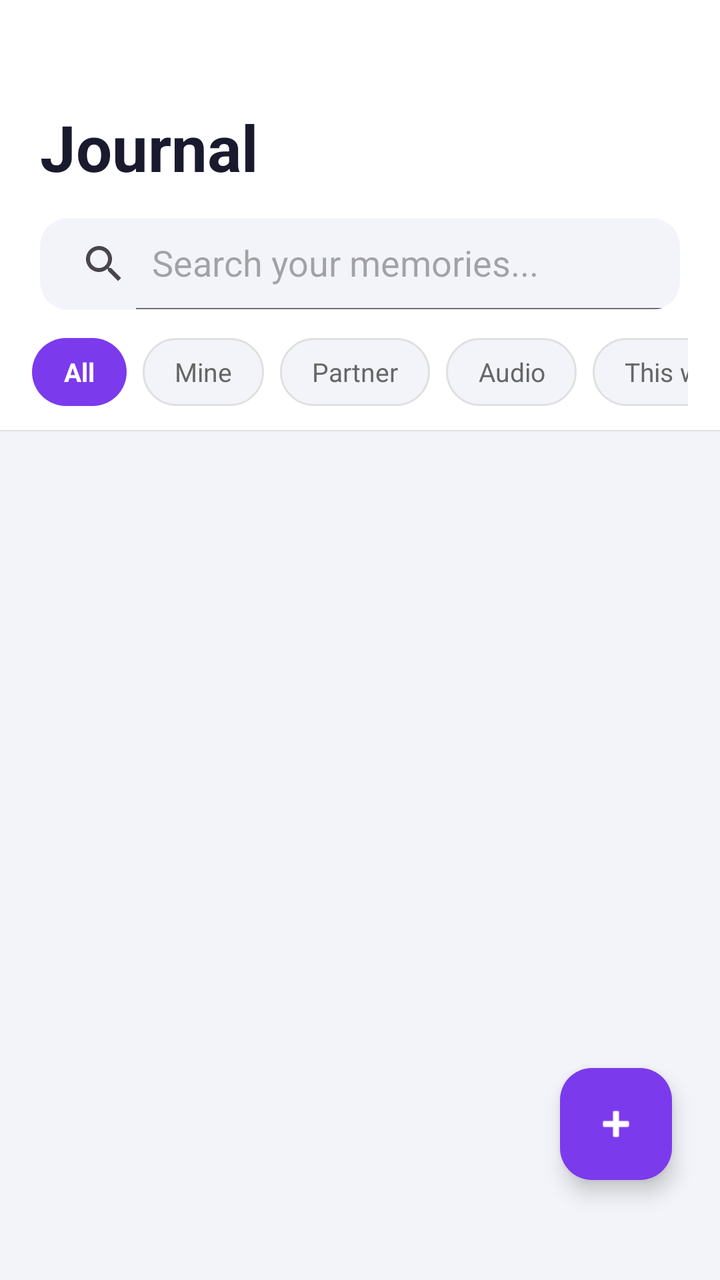
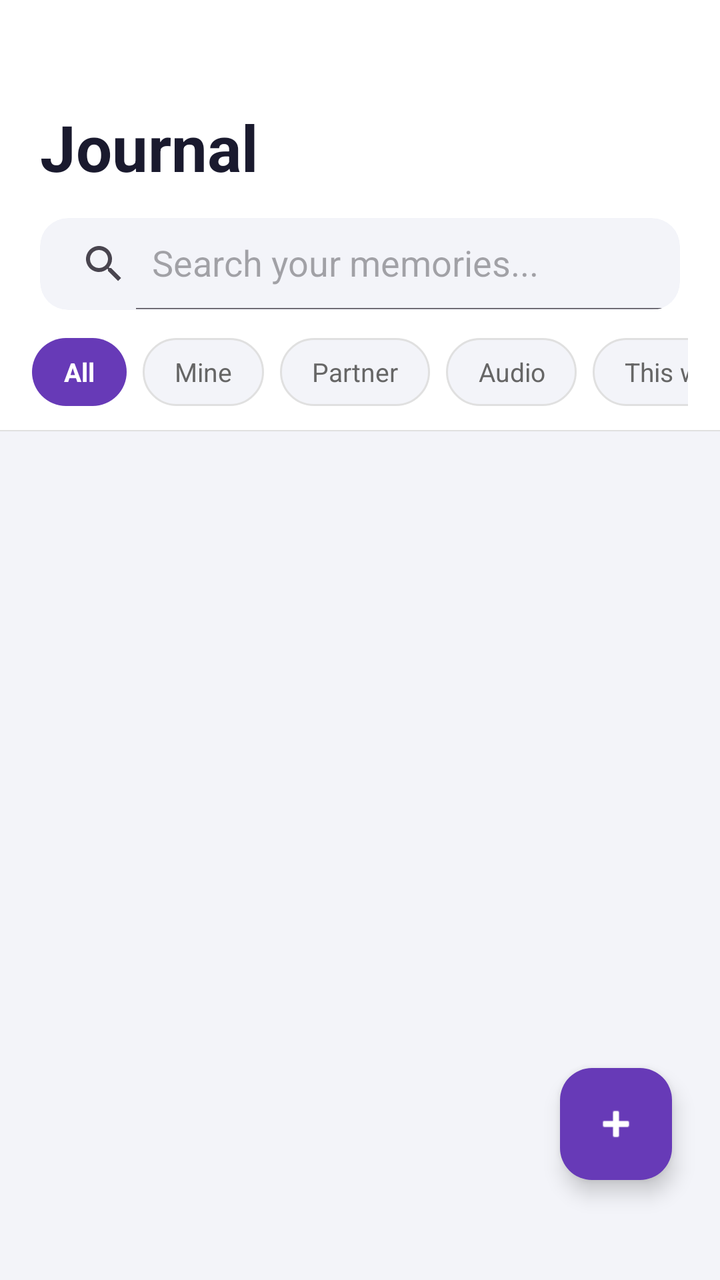

Compare the two renders of this Android layout. The source of the first and the diff that turns it into the second are given below.
<!-- AndroidManifest.xml: application theme Theme.SpiritualTracker -->
<!-- res/layout/activity_journal_list.xml -->
<?xml version="1.0" encoding="utf-8"?>
<LinearLayout
    xmlns:android="http://schemas.android.com/apk/res/android"
    xmlns:app="http://schemas.android.com/apk/res-auto"
    android:layout_width="match_parent"
    android:layout_height="match_parent"
    android:orientation="vertical"
    android:background="#F3F4F9">

    
    <LinearLayout
        android:layout_width="match_parent"
        android:layout_height="wrap_content"
        android:orientation="vertical"
        android:background="#FFFFFF"
        android:paddingStart="20dp"
        android:paddingEnd="20dp"
        android:paddingTop="52dp"
        android:paddingBottom="0dp">

        <TextView
            android:layout_width="wrap_content"
            android:layout_height="wrap_content"
            android:text="Journal"
            android:textColor="#1A1A2E"
            android:textSize="32sp"
            android:textStyle="bold"
            android:layout_marginBottom="14dp"/>

        
        <androidx.cardview.widget.CardView
            android:layout_width="match_parent"
            android:layout_height="46dp"
            android:layout_marginBottom="14dp"
            app:cardCornerRadius="14dp"
            app:cardElevation="0dp"
            app:cardBackgroundColor="#F3F4F9">

            <androidx.appcompat.widget.SearchView
                android:id="@+id/searchView"
                android:layout_width="match_parent"
                android:layout_height="match_parent"
                app:iconifiedByDefault="false"
                app:queryHint="Search your memories..."
                android:background="@android:color/transparent"/>
        </androidx.cardview.widget.CardView>
    </LinearLayout>

    
    <HorizontalScrollView
        android:layout_width="match_parent"
        android:layout_height="wrap_content"
        android:background="#FFFFFF"
        android:scrollbars="none"
        android:paddingStart="16dp"
        android:paddingEnd="16dp"
        android:paddingBottom="12dp">

        <LinearLayout
            android:id="@+id/chipGroup"
            android:layout_width="wrap_content"
            android:layout_height="wrap_content"
            android:orientation="horizontal"
            android:gravity="center_vertical">

            <TextView
                android:id="@+id/chipAll"
                android:layout_width="wrap_content"
                android:layout_height="34dp"
                android:text="All"
                android:gravity="center"
                android:paddingStart="16dp"
                android:paddingEnd="16dp"
                android:textSize="13sp"
                android:textStyle="bold"
                android:textColor="#FFFFFF"
                android:background="@drawable/chip_active"
                android:layout_marginEnd="8dp"/>

            <TextView
                android:id="@+id/chipMine"
                android:layout_width="wrap_content"
                android:layout_height="34dp"
                android:text="Mine"
                android:gravity="center"
                android:paddingStart="16dp"
                android:paddingEnd="16dp"
                android:textSize="13sp"
                android:textColor="#666666"
                android:background="@drawable/chip_inactive"
                android:layout_marginEnd="8dp"/>

            <TextView
                android:id="@+id/chipPartner"
                android:layout_width="wrap_content"
                android:layout_height="34dp"
                android:text="Partner"
                android:gravity="center"
                android:paddingStart="16dp"
                android:paddingEnd="16dp"
                android:textSize="13sp"
                android:textColor="#666666"
                android:background="@drawable/chip_inactive"
                android:layout_marginEnd="8dp"/>

            <TextView
                android:id="@+id/chipAudio"
                android:layout_width="wrap_content"
                android:layout_height="34dp"
                android:text="Audio"
                android:gravity="center"
                android:paddingStart="16dp"
                android:paddingEnd="16dp"
                android:textSize="13sp"
                android:textColor="#666666"
                android:background="@drawable/chip_inactive"
                android:layout_marginEnd="8dp"/>

            <TextView
                android:id="@+id/chipThisWeek"
                android:layout_width="wrap_content"
                android:layout_height="34dp"
                android:text="This week"
                android:gravity="center"
                android:paddingStart="16dp"
                android:paddingEnd="16dp"
                android:textSize="13sp"
                android:textColor="#666666"
                android:background="@drawable/chip_inactive"/>

        </LinearLayout>
    </HorizontalScrollView>

    
    <View
        android:layout_width="match_parent"
        android:layout_height="0.5dp"
        android:background="#E0E0E0"/>

    
    <FrameLayout
        android:layout_width="match_parent"
        android:layout_height="0dp"
        android:layout_weight="1">

        <androidx.recyclerview.widget.RecyclerView
            android:id="@+id/recyclerView"
            android:layout_width="match_parent"
            android:layout_height="match_parent"
            android:paddingStart="14dp"
            android:paddingEnd="14dp"
            android:paddingTop="12dp"
            android:paddingBottom="100dp"
            android:clipToPadding="false"/>

        <com.google.android.material.floatingactionbutton.FloatingActionButton
            android:id="@+id/fabAdd"
            android:layout_width="wrap_content"
            android:layout_height="wrap_content"
            android:layout_gravity="bottom|end"
            android:layout_marginEnd="24dp"
            android:layout_marginBottom="50dp"
            android:src="@android:drawable/ic_input_add"
            app:tint="@android:color/white"
            app:backgroundTint="#7C3AED"
            android:contentDescription="Add Entry"/>

    </FrameLayout>

</LinearLayout>
<!-- resources referenced by this layout -->
<resources>
  <!-- drawable chip_active (drawable) -->
  <?xml version="1.0" encoding="utf-8"?>
  <shape xmlns:android="http://schemas.android.com/apk/res/android"
      android:shape="rectangle">
      <solid android:color="#7C3AED"/>
      <corners android:radius="20dp"/>
  </shape>
  <!-- drawable chip_inactive (drawable) -->
  <?xml version="1.0" encoding="utf-8"?>
  <shape xmlns:android="http://schemas.android.com/apk/res/android"
      android:shape="rectangle">
      <solid android:color="#F3F4F9"/>
      <stroke android:width="1dp" android:color="#E0E0E0"/>
      <corners android:radius="20dp"/>
  </shape>
  <style name="Theme.SpiritualTracker" parent="Base.Theme.SpiritualTracker" />
  <style name="Base.Theme.SpiritualTracker" parent="Theme.Material3.DayNight.NoActionBar">
          <item name="colorPrimary">#7E57C2</item>
          <item name="colorOnPrimary">#FFFFFF</item>
          <item name="colorSecondaryContainer">#D1C4E9</item>
          <item name="colorOnSecondaryContainer">#7E57C2</item>
          <item name="android:windowBackground">#F3F4F9</item>
          
          <item name="android:navigationBarColor">#F5F5F5</item>
          <item name="android:windowLightNavigationBar" tools:targetApi="27">true</item>
      </style>
</resources>

<!-- the commit's change to res/layout/activity_journal_list.xml (unified diff, before → after) -->
@@ -162,7 +162,7 @@
             android:layout_marginBottom="50dp"
             android:src="@android:drawable/ic_input_add"
             app:tint="@android:color/white"
-            app:backgroundTint="#7C3AED"
+            app:backgroundTint="#673AB7"
             android:contentDescription="Add Entry"/>
 
     </FrameLayout>
<!-- resource entries referenced after the edit -->
@@ -4,7 +4,7 @@
   <?xml version="1.0" encoding="utf-8"?>
   <shape xmlns:android="http://schemas.android.com/apk/res/android"
       android:shape="rectangle">
-      <solid android:color="#7C3AED"/>
+      <solid android:color="#673AB7"/>
       <corners android:radius="20dp"/>
   </shape>
   <!-- drawable chip_inactive (drawable) -->
